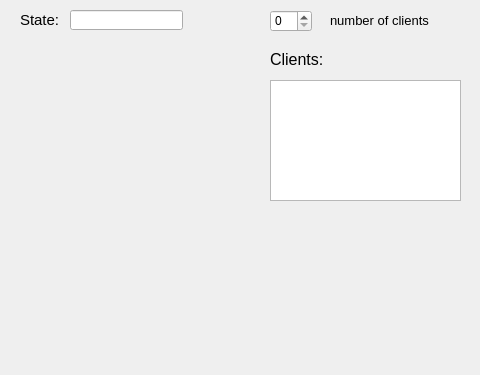
Old version of the form runner/runner/mainwindow.ui in the repository senoron/Lab_11_OS; both pictures show x 0 to 480 and y 0 to 375 of the 800 by 600 pixel window.
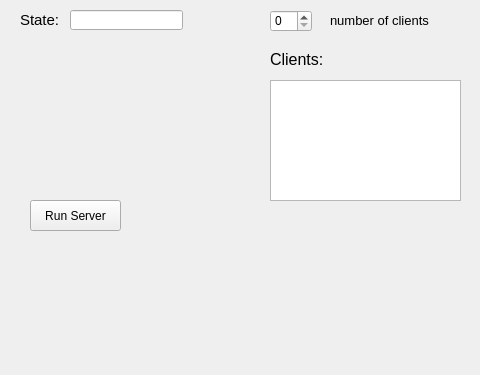
New version of the form.

Commit message: Button for running server added

```diff
--- a/runner/runner/mainwindow.ui
+++ b/runner/runner/mainwindow.ui
@@ -83,6 +83,19 @@
      </rect>
     </property>
    </widget>
+   <widget class="QPushButton" name="pushButton_run_serveer">
+    <property name="geometry">
+     <rect>
+      <x>30</x>
+      <y>200</y>
+      <width>91</width>
+      <height>31</height>
+     </rect>
+    </property>
+    <property name="text">
+     <string>Run Server</string>
+    </property>
+   </widget>
   </widget>
   <widget class="QMenuBar" name="menubar">
    <property name="geometry">
```
Left out of the diff: 2 changed lines with no effect on the pictures.
